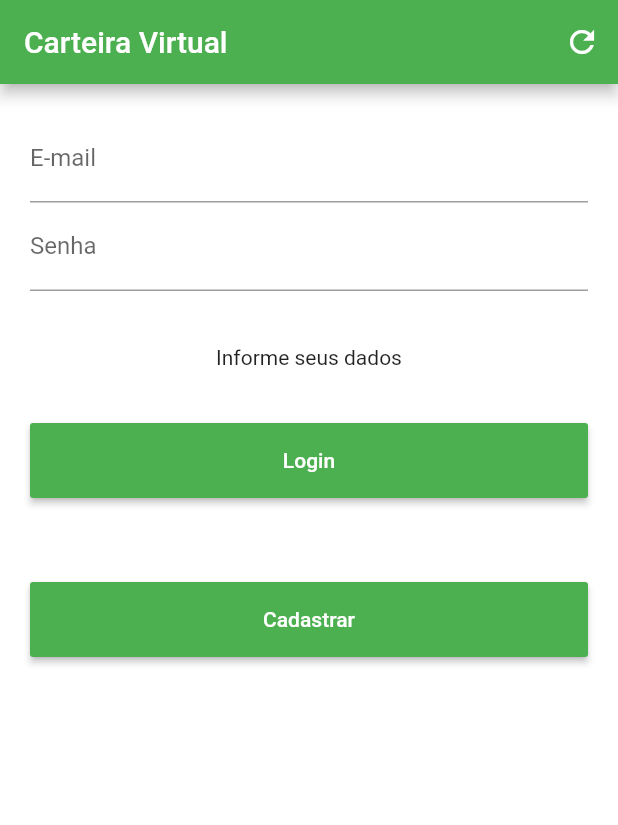
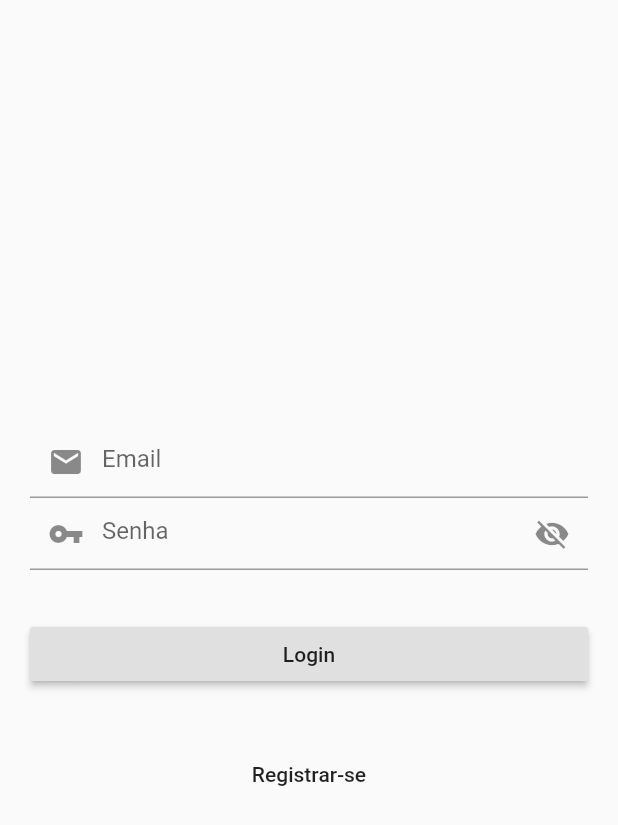
Before and after one commit to alineargentin/projeto_teste, a Flutter app: the screen it shows after launch, on a phone screen of 412 x 824 dp. Shown: the top 825 px of the screen. Run offline on Flutter 3.47's test engine with Material 2 defaults, Android fonts, the phone set to English and light mode, and no system bars; our stand-ins replace cloud_firestore, contacts_service, firebase_auth, permission_handler, splashscreen; accounts and stored records are empty.

Commit message:
Projeto com login feito

```diff
--- a/lib/main.dart
+++ b/lib/main.dart
@@ -2,6 +2,7 @@ import 'package:flutter/material.dart';
 import 'package:projeto_teste/views/cadastro.dart';
 import 'package:projeto_teste/views/login.dart';
 import 'package:flutter/cupertino.dart';
+import 'package:projeto_teste/views/menu.dart';
 import 'package:splashscreen/splashscreen.dart';
 
 void main() => runApp(MaterialApp(
@@ -11,6 +12,7 @@ void main() => runApp(MaterialApp(
       routes: <String, WidgetBuilder>{
 Cadastro.routeName:(context) => new Cadastro(),
 Login.routeName:(context) => new Login(),
+Menu.routeName:(context) => new Menu(),
       },
       home: MyHomePage(),
     ));
--- a/lib/views/login.dart
+++ b/lib/views/login.dart
@@ -1,4 +1,5 @@
 import 'package:flutter/material.dart';
+import 'package:projeto_teste/services/auth.dart';
 import 'package:projeto_teste/views/cadastro.dart';
 import 'package:projeto_teste/views/menu.dart';
 
@@ -11,125 +12,85 @@ static const String routeName = '/login';
 class _LoginState extends State<Login> {
   final _emailController = new TextEditingController();
   final _passwordController = new TextEditingController();
+  bool _obscurePassword = true;
 
-  GlobalKey<FormState> _formKey = GlobalKey<FormState>();
 
-  String _result;
-
-  @override
-  void initState() {
-    super.initState();
-    resetFields();
+ @override
+  Widget build(BuildContext context) {
+    return Scaffold(
+      body: Center(
+        child: SingleChildScrollView(
+          padding: EdgeInsets.all(20.0),
+          child: Column(
+            crossAxisAlignment: CrossAxisAlignment.stretch,
+            children: <Widget>[
+              _showEmailTextField(),
+              _showPasswordTextField(),
+              _showSignInButton(),
+              _showSignUpButton(),
+            ],
+          ),
+        ),
+      ),
+    );
   }
 
-// INFORME OS DADOS - TEXTO
-  void resetFields() {
-    _emailController.text = '';
-    _passwordController.text = '';
+Widget _showEmailTextField() {
+    return TextField(
+      controller: _emailController,
+      keyboardType: TextInputType.emailAddress,
+      decoration:
+          InputDecoration(hintText: 'Email', prefixIcon: Icon(Icons.email)),
+    );
+  }
+
+  void _toggleObscurePassword() {
     setState(() {
-      _result = 'Informe seus dados';
+      _obscurePassword = !_obscurePassword;
     });
   }
 
-  void doLogin() {
-    String email = _emailController.text;
-    String password = _passwordController.text;
-
-    setState(() {
-      _result = "login: " + email + "\nSenha: " + password;
-    });
+ Widget _showPasswordTextField() {
+    return TextField(
+      controller: _passwordController,
+      keyboardType: TextInputType.text,
+      obscureText: _obscurePassword,
+      decoration: InputDecoration(
+        hintText: 'Senha',
+        prefixIcon: Icon(Icons.vpn_key),
+        suffixIcon: IconButton(
+          icon:
+              Icon(_obscurePassword ? Icons.visibility_off : Icons.visibility),
+          onPressed: _toggleObscurePassword,
+        ),
+      ),
+    );
   }
 
-  @override
-  Widget build(BuildContext context) {
-    return Scaffold(
-        appBar: AppBar(
-          //TITULO DO PROJETO
-          title: Text('Carteira Virtual'),
-          //COR DO PROJETO
-          backgroundColor: Colors.green,
-          //ICONE PARA VOLTAR
-          actions: <Widget>[
-            IconButton(
-              icon: Icon(Icons.refresh),
-              onPressed: () {
-                resetFields();
-              },
-            )
-          ],
-        ),
-        backgroundColor: Colors.white,
-        body: SingleChildScrollView(
-            padding: EdgeInsets.all(20.0),
-            child: Form(
-                key: _formKey,
-                child: Column(
-                  crossAxisAlignment: CrossAxisAlignment.stretch,
-                  children: <Widget>[
-                    TextFormField(
-                      keyboardType: TextInputType.emailAddress,
-                      decoration: InputDecoration(labelText: 'E-mail'),
-                      controller: _emailController,
-                      validator: (text) {
-                        return text.isEmpty ? "Insira seu e-mail" : null;
-                      },
-                    ),
-                    TextFormField(
-                      keyboardType: TextInputType.text,
-                      obscureText: true,
-                      decoration: InputDecoration(labelText: 'Senha'),
-                      controller: _passwordController,
-                      validator: (text) {
-                        return text.isEmpty ? "Insira sua senha!" : null;
-                      },
-                    ),
-                    Padding(
-                      padding: EdgeInsets.only(top: 36.0),
-                      child: Text(
-                        _result,
-                        textAlign: TextAlign.center,
-                      ),
-                    ),
-                    Padding(
-                        padding: EdgeInsets.symmetric(vertical: 36.0),
-                        child: Container(
-                            height: 50,
-                            //botao do login
-                            child: RaisedButton(
-                              color: Colors.green,
-                              onPressed: () {
-                                Navigator.push(
-                                  context,
-                                  MaterialPageRoute(
-                                      builder: (context) => Menu()),
-                                );
-                                if (_formKey.currentState.validate()) {
-                                  doLogin();
-                                }
-                              },
-                              child: Text('Login',
-                                  style: TextStyle(color: Colors.white)),
-                            ))),
-                    Padding(
-                        padding: EdgeInsets.symmetric(vertical: 20.0),
-                        child: Container(
-                            height: 50,
-                            //botao do cadastra-se
-                            child: RaisedButton(
-                              color: Colors.green,
-                              onPressed: () {
-                                Navigator.push(
-                                  context,
-                                  MaterialPageRoute(
-                                      builder: (context) => Cadastro()),
-                                );
-                                // if (_formKey.currentState.validate()) {
-                                //  doLogin();
-                              },
-                              child: Text('Cadastrar',
-                                  style: TextStyle(color: Colors.white)),
-                            ))),
-                  ],
-                ))));
+  Future _signIn() async {
+    final email = _emailController.text;
+    final password = _passwordController.text;
+    await Auth.signIn(email, password).then(_onResultSignInSuccess);
   }
+
+  void _onResultSignInSuccess(String userId) {
+    print('SignIn: $userId');
+    Navigator.of(context).pushReplacementNamed(Menu.routeName);
+  }
+
+  Widget _showSignInButton() {
+    return Padding(
+      padding: const EdgeInsets.symmetric(vertical: 32.0),
+      child: RaisedButton(child: Text('Login'), onPressed: _signIn),
+    );
+  }
+
+  void _signUp() {
+    Navigator.of(context).pushReplacementNamed(Cadastro.routeName);
+  }
+
+  Widget _showSignUpButton() {
+    return FlatButton(child: Text('Registrar-se'), onPressed: _signUp);
+  }
+
 }
--- a/lib/views/menu.dart
+++ b/lib/views/menu.dart
@@ -2,6 +2,7 @@ import 'package:flutter/material.dart';
 import 'package:projeto_teste/services/emprestar_dinheiro.dart';
 
 class Menu extends StatefulWidget {
+  static const String routeName = '/menu';
   @override
   _MenuState createState() => _MenuState();
 }
```
